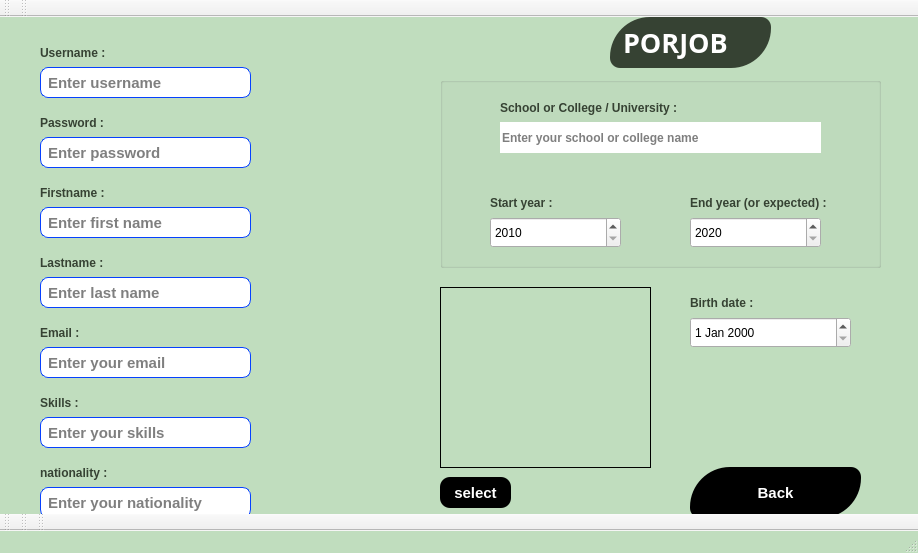
Qt form 1widget/verificationpage.ui (ArashTLO/Projob) before a commit.
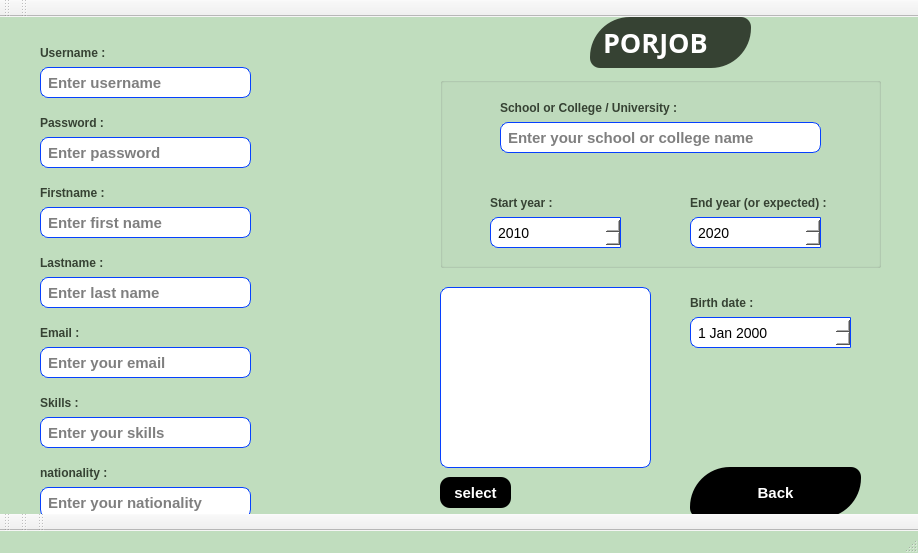
The same form after that commit. Icons and pictures are not drawn.

Diff of the .ui file:
```diff
--- a/1widget/verificationpage.ui
+++ b/1widget/verificationpage.ui
@@ -152,6 +152,7 @@
      <property name="font">
       <font>
        <family>Nirmala UI</family>
+       <pointsize>-1</pointsize>
        <weight>75</weight>
        <italic>false</italic>
        <bold>true</bold>
@@ -171,6 +172,11 @@
      </property>
      <property name="styleSheet">
       <string notr="true">background-color: rgb(255, 255, 255);
+font: bold 15px;
+border-radius: 8px;
+border: 1px solid #0640ff;
+padding: 5px;
+
 </string>
      </property>
      <property name="inputMask">
@@ -192,6 +198,15 @@
        <height>31</height>
       </rect>
      </property>
+     <property name="styleSheet">
+      <string notr="true">font: 14px;
+border-radius: 8px;
+border: 1px solid #0640ff;
+padding: 5px;
+background-color: rgb(255, 255, 255);
+border-top-right-radius: 1px;
+border-bottom-right-radius: 1px;</string>
+     </property>
      <property name="minimum">
       <number>2010</number>
      </property>
@@ -208,6 +223,15 @@
        <height>31</height>
       </rect>
      </property>
+     <property name="styleSheet">
+      <string notr="true">font: 14px;
+border-radius: 8px;
+border: 1px solid #0640ff;
+padding: 5px;
+background-color: rgb(255, 255, 255);
+border-top-right-radius: 1px;
+border-bottom-right-radius: 1px;</string>
+     </property>
      <property name="minimum">
       <number>2020</number>
      </property>
@@ -405,11 +429,20 @@
       <height>31</height>
      </rect>
     </property>
+    <property name="styleSheet">
+     <string notr="true">font: 14px;
+border-radius: 8px;
+border: 1px solid #0640ff;
+padding: 5px;
+background-color: rgb(255, 255, 255);
+border-top-right-radius: 1px;
+border-bottom-right-radius: 1px;</string>
+    </property>
    </widget>
    <widget class="QLabel" name="label_9">
     <property name="geometry">
      <rect>
-      <x>610</x>
+      <x>590</x>
       <y>0</y>
       <width>161</width>
       <height>51</height>
@@ -690,7 +723,12 @@
      </rect>
     </property>
     <property name="styleSheet">
-     <string notr="true"/>
+     <string notr="true">font: bold 15px;
+border-radius: 8px;
+border: 1px solid #0640ff;
+padding: 5px;
+background-color: rgb(255, 255, 255);
+</string>
     </property>
     <property name="frameShape">
      <enum>QFrame::Box</enum>
```
